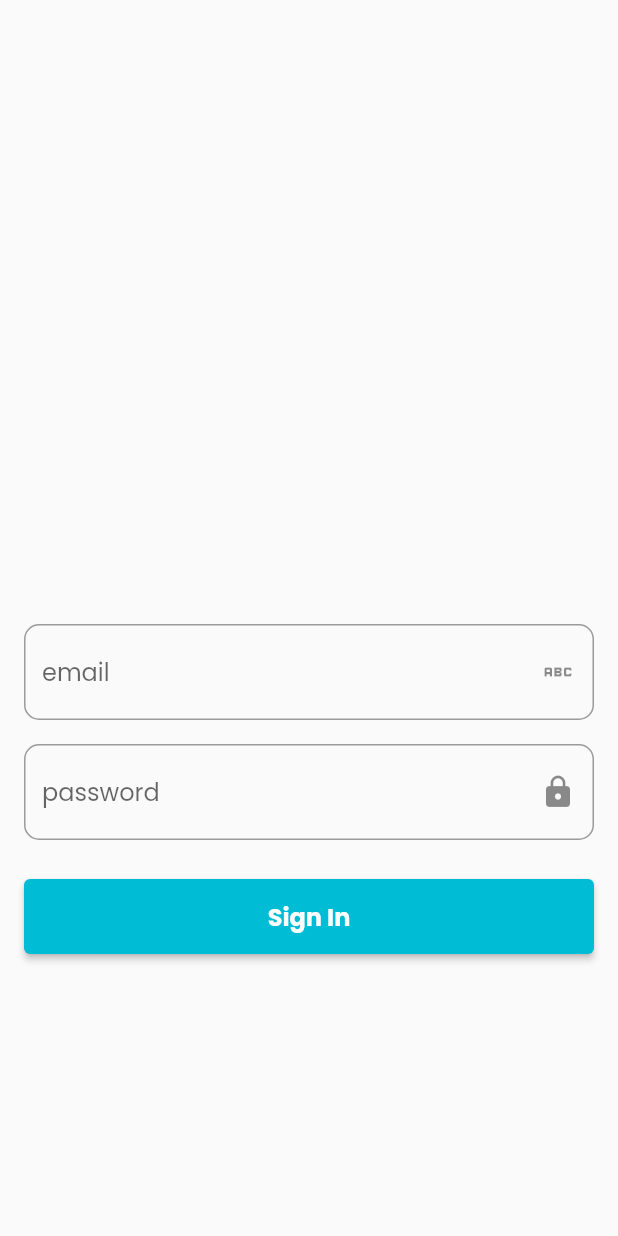
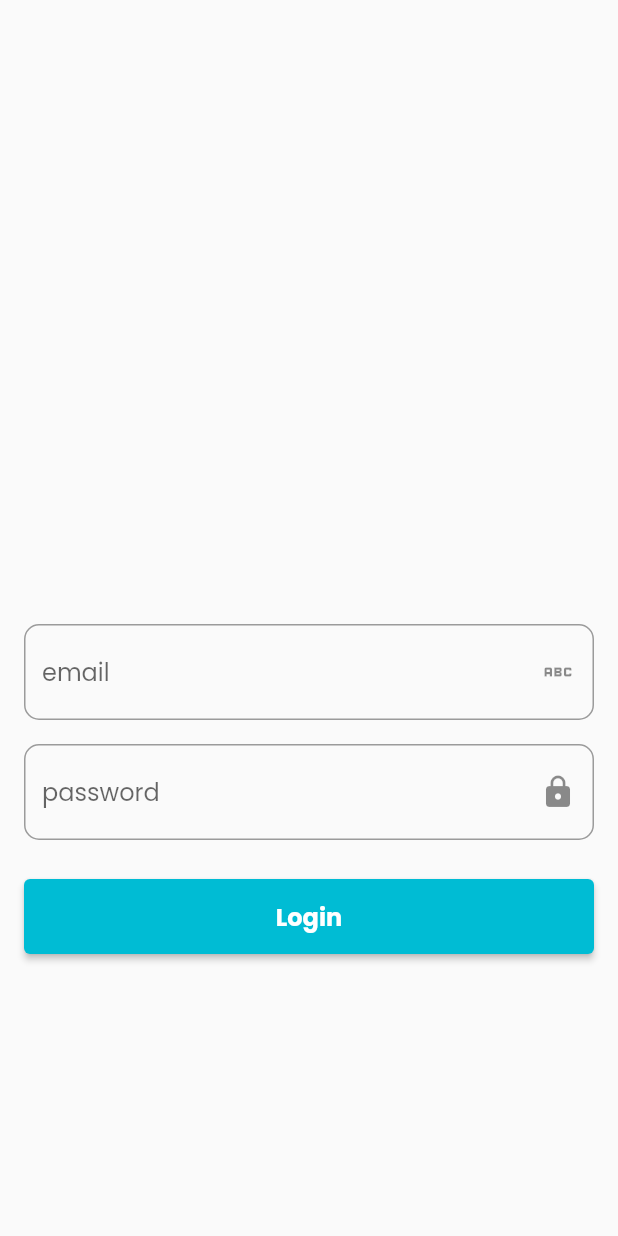
Before and after one commit to mpratama17/doaharian-app, a Flutter app: the screen it shows after launch, on a phone screen of 412 x 824 dp. Run offline on Flutter 3.47's test engine with Material 2 defaults, Android fonts, the phone set to English and light mode, and no system bars; our stand-ins replace cloud_firestore, firebase_auth, firebase_core, google_fonts; accounts and stored records are empty.

Commit message:
ganti tulisan signin

```diff
--- a/lib/custom_widgets/customwidgets.dart
+++ b/lib/custom_widgets/customwidgets.dart
@@ -30,7 +30,7 @@ Container SignInSignUpButton(
         onTap();
       },
       child: Text(
-        isLogin ? 'Sign In' : 'Sign Up',
+        isLogin ? 'Login' : 'Sign Up',
         style: TextStyle(
             fontSize: 16, fontWeight: FontWeight.bold, color: Colors.white),
       ),
```
